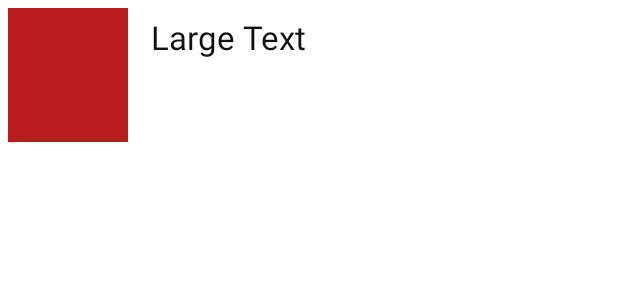
After one commit to LINDBURG/GOKATHON_2019, an Android app: the layout house.xml on its own in the app's theme, with its tools: preview values and no code run, on a phone screen of 412 x 824 dp. The commit adds this screen. Shown: the top 300 px of the screen. Run offline under Robolectric (Android 15) with nearby library versions, the phone set to English and light mode, and no system bars.

Commit message:
도비 프래그먼트 추가

```diff
--- /dev/null
+++ b/client/app/src/main/res/layout/house.xml
@@ -0,0 +1,51 @@
+<?xml version="1.0" encoding="utf-8"?>
+<RelativeLayout xmlns:android="http://schemas.android.com/apk/res/android"
+    android:orientation="vertical" android:layout_width="match_parent"
+    android:layout_height="match_parent"
+    android:background="#ffffff">
+    <LinearLayout
+        android:layout_width="match_parent"
+        android:layout_height="100dp"
+        android:orientation="horizontal">
+
+        <ImageView
+            android:id="@+id/House_image"
+            android:layout_width="80dp"
+            android:layout_height="match_parent"
+            android:layout_margin="5dp"
+            android:layout_alignParentLeft="true"
+            android:layout_alignParentTop="true"
+            android:src="#b91c1c" />
+
+        <LinearLayout
+            android:orientation="vertical"
+            android:layout_width="match_parent"
+            android:layout_height="match_parent"
+            android:layout_marginLeft="10dp">
+
+            <TextView
+                android:textColor="#111111"
+                android:layout_width="wrap_content"
+                android:layout_height="wrap_content"
+                android:layout_marginTop="10dp"
+                android:textAppearance="?android:attr/textAppearanceLarge"
+                android:text="Large Text"
+                android:id="@+id/House_title" />
+            <TextView
+                android:textColor="#111111"
+                android:layout_width="wrap_content"
+                android:layout_height="wrap_content"
+                android:textAppearance="?android:attr/textAppearanceMedium"
+                android:textSize="15dp"
+                android:id="@+id/House_whattodo" />
+
+            <TextView
+                android:textColor="#111111"
+                android:layout_width="wrap_content"
+                android:layout_height="wrap_content"
+                android:textAppearance="?android:attr/textAppearanceMedium"
+                android:textSize="10dp"
+                android:id="@+id/House_cost" />
+        </LinearLayout>
+    </LinearLayout>
+</RelativeLayout>
```
Also changed, not shown: client/app/src/main/java/com/example/gokathon/DobbyFragment.java (+32 -1 lines), client/app/src/main/java/com/example/gokathon/House.java (added, +17 -0 lines), client/app/src/main/java/com/example/gokathon/HouseAdapter.java (added, +64 -0 lines), client/app/src/main/res/layout/fragment_dobby.xml (+5 -4 lines).
